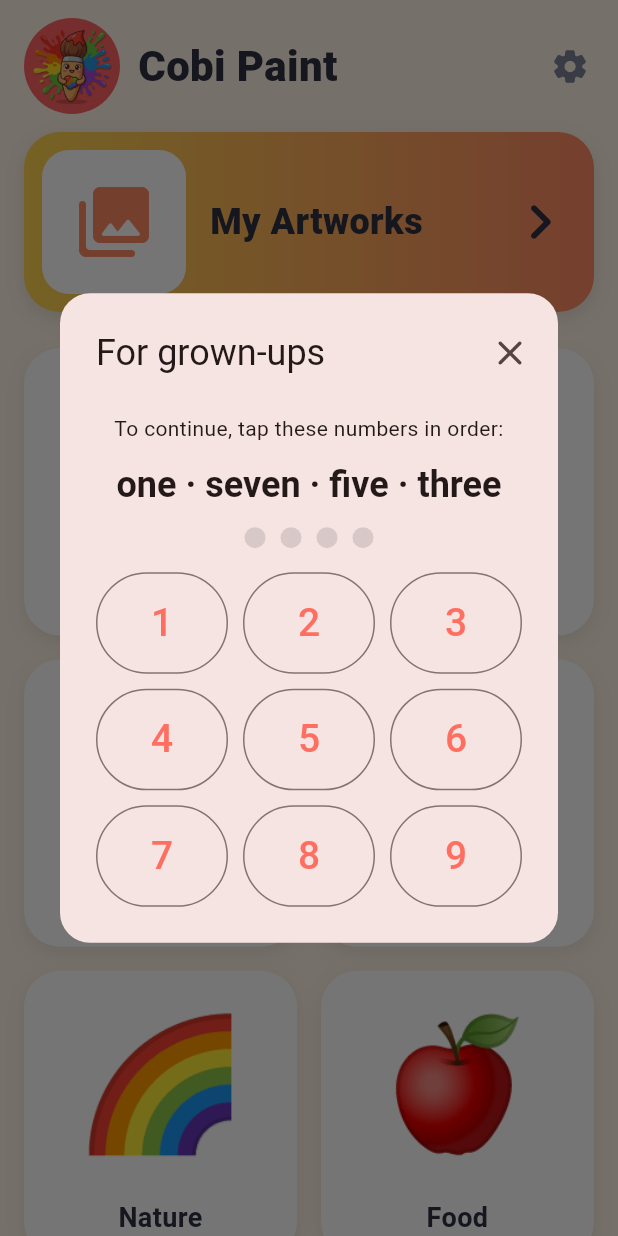
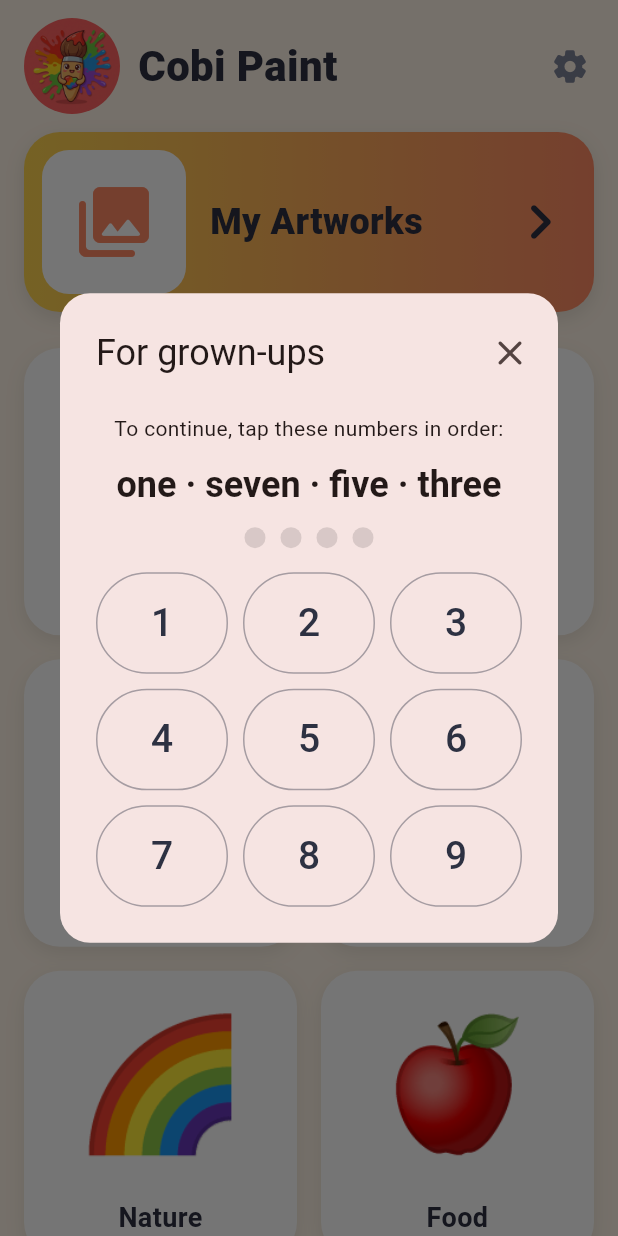
Before and after one commit to muazcoban/cobi-paint-mobile, a Flutter app: the screen it shows after launch, after a tap on the "settings" icon, on a phone screen of 412 x 824 dp. Run offline on Flutter 3.47's test engine with Material 3 defaults, Android fonts, the phone set to English and light mode, and no system bars; our stand-ins replace audioplayers, share_plus, shared_preferences; statements that could not run were skipped.

Commit message:
fix: Readable grown-up screens and texts in the app's language
- Gate digits are dark: the theme's coral on the tinted dialog measured
  2.2:1, below the 3:1 HIG minimum for 26 pt text.
- App bars use dark text on the page colour; white on the four theme
  colours measured 2.3-2.9:1. Text buttons are dark too.
- Theme names and the text that goes with a shared artwork follow the
  app language; they were Turkish in English as well.
- The splash shows only the round icon on cream, like the iOS launch
  screen and the Android 12 splash; the Turkish slogan and the spinner
  are gone, and Reduce Motion skips the pop-in.
- Guideline tests now run with the app's own theme, so they see the
  real colours, and cover the gate and the parents area.

Co-Authored-By: Claude Opus 5.5 <noreply@anthropic.com>

```diff
--- a/lib/l10n/app_en.arb
+++ b/lib/l10n/app_en.arb
@@ -25,6 +25,11 @@
   "turkish": "Turkish",
   "english": "English",
   "soundEffects": "Sound Effects",
+  "themeCoral": "Coral",
+  "themeOcean": "Ocean",
+  "themeForest": "Forest",
+  "themeSunset": "Sunset",
+  "shareText": "I coloured this in Cobi Paint! 🎨",
   "haptics": "Vibration",
   "privacyPolicy": "Privacy Policy",
   "about": "About",
--- a/lib/l10n/app_localizations.dart
+++ b/lib/l10n/app_localizations.dart
@@ -248,6 +248,36 @@ abstract class AppLocalizations {
   /// **'Ses Efektleri'**
   String get soundEffects;
 
+  /// No description provided for @themeCoral.
+  ///
+  /// In tr, this message translates to:
+  /// **'Mercan'**
+  String get themeCoral;
+
+  /// No description provided for @themeOcean.
+  ///
+  /// In tr, this message translates to:
+  /// **'Okyanus'**
+  String get themeOcean;
+
+  /// No description provided for @themeForest.
+  ///
+  /// In tr, this message translates to:
+  /// **'Orman'**
+  String get themeForest;
+
+  /// No description provided for @themeSunset.
+  ///
+  /// In tr, this message translates to:
+  /// **'Gün Batımı'**
+  String get themeSunset;
+
+  /// Text that goes with a shared artwork
+  ///
+  /// In tr, this message translates to:
+  /// **'Cobi Paint ile boyadım! 🎨'**
+  String get shareText;
+
   /// Parents area switch for haptic feedback
   ///
   /// In tr, this message translates to:
--- a/lib/screens/my_artworks_screen.dart
+++ b/lib/screens/my_artworks_screen.dart
@@ -157,7 +157,7 @@ class _ArtworkCard extends StatelessWidget {
       case 'share':
         try {
           final path = app.storageService.resolveArtworkFile(artwork.savedImagePath).path;
-          await ShareService().shareArtwork(path, artworkName: artwork.name, origin: origin);
+          await ShareService().shareArtwork(path, text: l10n.shareText, subject: artwork.name, origin: origin);
         } catch (e) {
           debugPrint('Share failed: $e');
           if (context.mounted) {
--- a/lib/screens/splash_screen.dart
+++ b/lib/screens/splash_screen.dart
@@ -2,9 +2,11 @@ import 'dart:async';
 import 'package:flutter/material.dart';
 import 'package:provider/provider.dart';
 import '../providers/app_provider.dart';
-import '../theme/app_theme.dart';
+import '../widgets/motion.dart';
 import 'home_screen.dart';
 
+/// The round icon on cream, like the iOS launch screen and the Android 12
+/// splash, so starting up looks like one calm screen: nothing to read.
 class SplashScreen extends StatefulWidget {
   const SplashScreen({super.key});
 
@@ -12,47 +14,31 @@ class SplashScreen extends StatefulWidget {
   State<SplashScreen> createState() => _SplashScreenState();
 }
 
-class _SplashScreenState extends State<SplashScreen>
-    with SingleTickerProviderStateMixin {
-  late AnimationController _controller;
-  late Animation<double> _fadeAnimation;
-  late Animation<double> _scaleAnimation;
+class _SplashScreenState extends State<SplashScreen> with SingleTickerProviderStateMixin {
+  late final AnimationController _controller = AnimationController(
+    duration: const Duration(milliseconds: 450),
+    vsync: this,
+  );
+  late final Animation<double> _scale = Tween<double>(begin: 0.85, end: 1).animate(
+    CurvedAnimation(parent: _controller, curve: Curves.easeOutBack),
+  );
 
   @override
   void initState() {
     super.initState();
-
-    _controller = AnimationController(
-      duration: const Duration(milliseconds: 1500),
-      vsync: this,
-    );
-
-    _fadeAnimation = Tween<double>(begin: 0.0, end: 1.0).animate(
-      CurvedAnimation(
-        parent: _controller,
-        curve: const Interval(0.0, 0.5, curve: Curves.easeIn),
-      ),
-    );
-
-    _scaleAnimation = Tween<double>(begin: 0.5, end: 1.0).animate(
-      CurvedAnimation(
-        parent: _controller,
-        curve: const Interval(0.0, 0.5, curve: Curves.elasticOut),
-      ),
-    );
-
-    _controller.forward();
-
-    // Delay initialization to after first frame
     WidgetsBinding.instance.addPostFrameCallback((_) {
-      _initializeApp();
+      if (reduceMotion(context)) {
+        _controller.value = 1;
+      } else {
+        unawaited(_controller.forward());
+      }
+      unawaited(_initializeApp());
     });
   }
 
   Future<void> _initializeApp() async {
     final appProvider = context.read<AppProvider>();
 
-    // Wait for animation and initialization
     await Future.wait([
       appProvider.init(),
       // Brief, so a child is colouring within a second or two.
@@ -62,15 +48,11 @@ class _SplashScreenState extends State<SplashScreen>
     if (mounted) {
       unawaited(Navigator.of(context).pushReplacement(
         PageRouteBuilder(
-          pageBuilder: (context, animation, secondaryAnimation) =>
-              const HomeScreen(),
+          pageBuilder: (context, animation, secondaryAnimation) => const HomeScreen(),
           transitionsBuilder: (context, animation, secondaryAnimation, child) {
-            return FadeTransition(
-              opacity: animation,
-              child: child,
-            );
+            return FadeTransition(opacity: animation, child: child);
           },
-          transitionDuration: const Duration(milliseconds: 500),
+          transitionDuration: const Duration(milliseconds: 300),
         ),
       ));
     }
@@ -85,88 +67,14 @@ class _SplashScreenState extends State<SplashScreen>
   @override
   Widget build(BuildContext context) {
     return Scaffold(
-      body: Container(
-        decoration: BoxDecoration(
-          gradient: LinearGradient(
-            begin: Alignment.topLeft,
-            end: Alignment.bottomRight,
-            colors: [
-              AppTheme.primaryLight,
-              AppTheme.primaryColor,
-              AppTheme.secondaryColor,
-            ],
-          ),
-        ),
-        child: SafeArea(
-          child: Center(
-            child: AnimatedBuilder(
-              animation: _controller,
-              builder: (context, child) {
-                return Opacity(
-                  opacity: _fadeAnimation.value,
-                  child: Transform.scale(
-                    scale: _scaleAnimation.value,
-                    child: child,
-                  ),
-                );
-              },
-              child: Column(
-                mainAxisAlignment: MainAxisAlignment.center,
-                children: [
-                  // Logo/Icon
-                  Container(
-                    width: 150,
-                    height: 150,
-                    decoration: BoxDecoration(
-                      color: Colors.white,
-                      borderRadius: BorderRadius.circular(30),
-                      boxShadow: [
-                        BoxShadow(
-                          color: Colors.black.withValues(alpha: 0.2),
-                          blurRadius: 20,
-                          offset: const Offset(0, 10),
-                        ),
-                      ],
-                    ),
-                    child: const Center(
-                      child: Text(
-                        '🎨',
-                        style: TextStyle(fontSize: 80),
-                      ),
-                    ),
-                  ),
-                  const SizedBox(height: 30),
-                  // App name
-                  const Text(
-                    'Cobi Paint',
-                    style: TextStyle(
-                      fontSize: 40,
-                      fontWeight: FontWeight.bold,
-                      color: Colors.white,
-                      letterSpacing: 2,
-                    ),
-                  ),
-                  const SizedBox(height: 10),
-                  const Text(
-                    'Hayallerini Renklendir!',
-                    style: TextStyle(
-                      fontSize: 18,
-                      color: Colors.white70,
-                      letterSpacing: 1,
-                    ),
-                  ),
-                  const SizedBox(height: 50),
-                  // Loading indicator
-                  const SizedBox(
-                    width: 40,
-                    height: 40,
-                    child: CircularProgressIndicator(
-                      color: Colors.white,
-                      strokeWidth: 3,
-                    ),
-                  ),
-                ],
-              ),
+      backgroundColor: const Color(0xFFFFF4E6),
+      body: Center(
+        child: FadeTransition(
+          opacity: _controller,
+          child: ScaleTransition(
+            scale: _scale,
+            child: ClipOval(
+              child: Image.asset('assets/images/app_icon.png', width: 160, height: 160, fit: BoxFit.cover),
             ),
           ),
         ),
--- a/lib/theme/app_theme.dart
+++ b/lib/theme/app_theme.dart
@@ -149,15 +149,17 @@ class AppTheme {
         error: errorColor,
       ),
       scaffoldBackgroundColor: backgroundColor,
+      // Grown-up screens: dark text on the page colour. White on the theme
+      // colours measured 2.3-2.9:1, below the HIG minimum of 3:1.
       appBarTheme: AppBarTheme(
-        backgroundColor: primaryColor,
-        foregroundColor: Colors.white,
+        backgroundColor: backgroundColor,
+        foregroundColor: textPrimary,
         elevation: 0,
         centerTitle: true,
         titleTextStyle: const TextStyle(
           fontSize: 20,
           fontWeight: FontWeight.bold,
-          color: Colors.white,
+          color: textPrimary,
         ),
       ),
       cardTheme: CardThemeData(
@@ -170,7 +172,7 @@ class AppTheme {
       elevatedButtonTheme: ElevatedButtonThemeData(
         style: ElevatedButton.styleFrom(
           backgroundColor: primaryColor,
-          foregroundColor: Colors.white,
+          foregroundColor: textPrimary,
           padding: const EdgeInsets.symmetric(horizontal: 24, vertical: 12),
           shape: RoundedRectangleBorder(
             borderRadius: BorderRadius.circular(12),
@@ -183,12 +185,12 @@ class AppTheme {
       ),
       textButtonTheme: TextButtonThemeData(
         style: TextButton.styleFrom(
-          foregroundColor: primaryColor,
+          foregroundColor: textPrimary,
         ),
       ),
       floatingActionButtonTheme: FloatingActionButtonThemeData(
         backgroundColor: secondaryColor,
-        foregroundColor: Colors.white,
+        foregroundColor: textPrimary,
       ),
       bottomNavigationBarTheme: BottomNavigationBarThemeData(
         backgroundColor: Colors.white,
--- a/lib/widgets/parental_gate.dart
+++ b/lib/widgets/parental_gate.dart
@@ -192,6 +192,12 @@ class _ParentalGateState extends State<ParentalGate> with SingleTickerProviderSt
                   for (var d = 1; d <= 9; d++)
                     OutlinedButton(
                       key: ValueKey('gate-digit-$d'),
+                      // Dark digits: the theme's coral on the tinted dialog
+                      // measured 2.2:1, below the 3:1 HIG minimum.
+                      style: OutlinedButton.styleFrom(
+                        foregroundColor: const Color(0xFF2D3142),
+                        side: const BorderSide(color: Color(0x662D3142)),
+                      ),
                       onPressed: locked > 0 ? null : () => _press(d),
                       child: Text('$d', style: const TextStyle(fontSize: 26)),
                     ),
```
Also changed, not shown: lib/l10n/app_localizations_en.dart (+15 -0 lines), lib/l10n/app_localizations_tr.dart (+15 -0 lines), lib/l10n/app_tr.arb (+8 -0 lines), lib/screens/parents_screen.dart (+8 -1 lines), lib/services/share_service.dart (+8 -39 lines), 4 other files.
